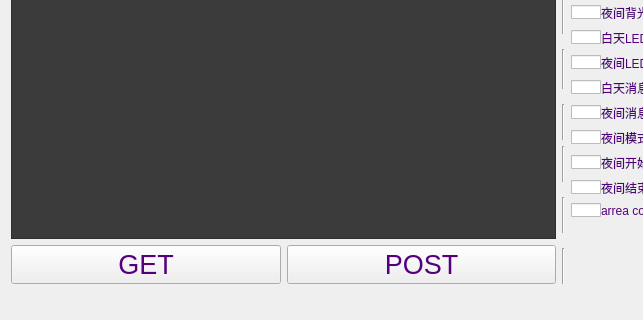
seblee/eland_tcp, file tcp_ssl.ui: the form before one commit; both pictures show x 0 to 643 and y 245 to 565 of the 972 by 565 pixel window.
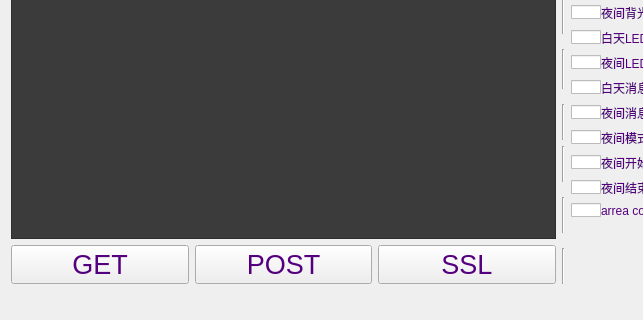
The form after the commit. Icons and pictures are not drawn.

Commit message: add ssl fun

```diff
--- a/tcp_ssl.ui
+++ b/tcp_ssl.ui
@@ -1032,6 +1032,19 @@
               </property>
              </widget>
             </item>
+            <item>
+             <widget class="QPushButton" name="pushButton_ssl">
+              <property name="font">
+               <font>
+                <family>Arial</family>
+                <pointsize>20</pointsize>
+               </font>
+              </property>
+              <property name="text">
+               <string>SSL</string>
+              </property>
+             </widget>
+            </item>
            </layout>
           </item>
          </layout>
```
The commit also changes 2 other files.
